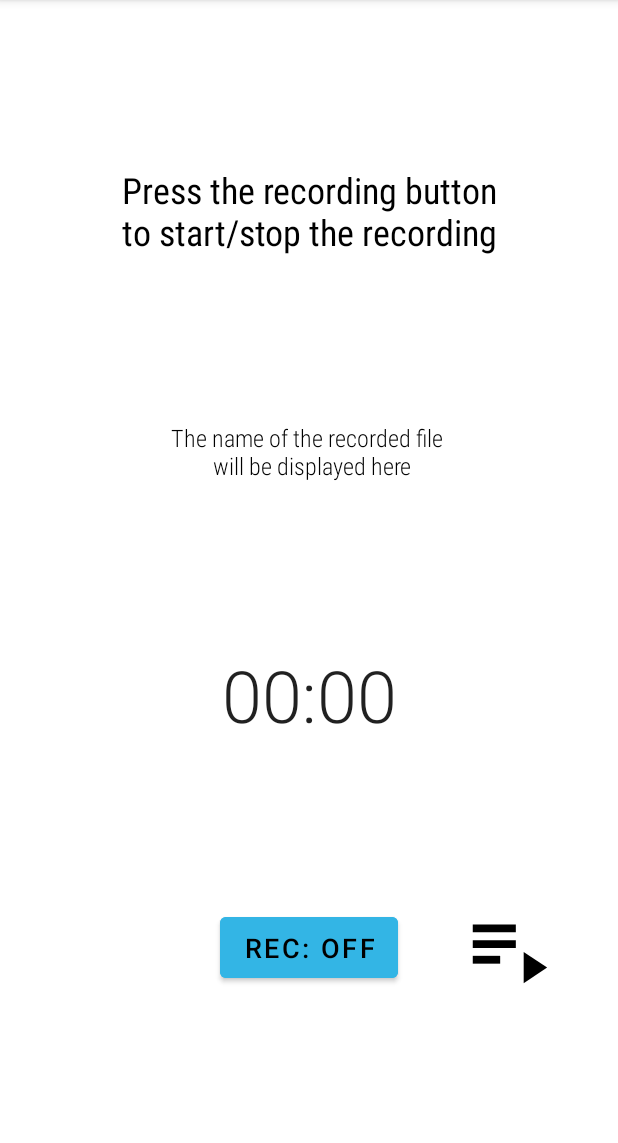
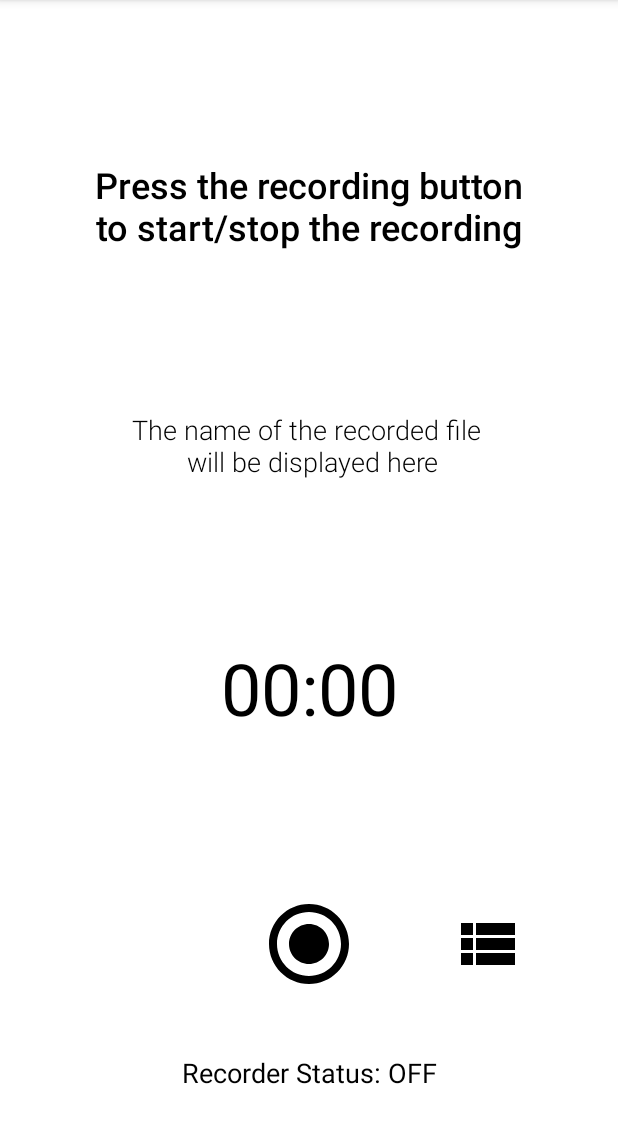
Before and after one commit to s93r/MyAudio, an Android app: the screen it shows after launch (MainActivity), on a phone screen of 412 x 824 dp, the part 84-1227 px from its top. Run offline under Robolectric (Android 15) with nearby library versions, the phone set to English and light mode, and no system bars; libraries missing offline, so code that uses them is left out: it.uninsubria.pdm.

Commit message:
fragment recorder page : code cleanup v.2

```diff
--- a/app/src/main/java/it/uninsubria/pdm/rizzi/myaudio/RecorderPageFragment.kt
+++ b/app/src/main/java/it/uninsubria/pdm/rizzi/myaudio/RecorderPageFragment.kt
@@ -39,9 +39,10 @@ class RecorderPageFragment : Fragment() {
 
     // Declare GUI variables
     private lateinit var filenameTextView: TextView
+    private lateinit var timerChronometer: Chronometer
+    private lateinit var recorderButtonImageView: ImageView
+    private lateinit var recorderStatusTextView: TextView
     private lateinit var tracklistImageView: ImageView
-    private lateinit var recorderButton: Button
-    private lateinit var timeChronometer: Chronometer
 
     // Declare non-GUI variables
     private lateinit var mediaRecorder: MediaRecorder
@@ -49,6 +50,8 @@ class RecorderPageFragment : Fragment() {
 
     // Other variables
     private var isRecording: Boolean = false
+    private var recordingPermission: String = Manifest.permission.RECORD_AUDIO
+    private var writingPermission: String = Manifest.permission.WRITE_EXTERNAL_STORAGE
 
     override fun onCreate(savedInstanceState: Bundle?) {
         super.onCreate(savedInstanceState)
@@ -67,28 +70,31 @@ class RecorderPageFragment : Fragment() {
         super.onViewCreated(view, savedInstanceState)
 
         // Initialise GUI elements
-        filenameTextView = tv_filename
-        recorderButton = btn_rec
-        timeChronometer = chronometer
-        tracklistImageView = iv_playlist
+        filenameTextView = filename_text_view
+        recorderButtonImageView = recorder_button_image_view
+        recorderStatusTextView = recorder_status_text_view
+        timerChronometer = timer_chronometer
+        tracklistImageView = tracklist_image_view
 
         // Initialise non-GUI elements
         navController = Navigation.findNavController(view)
 
         // Implement OnClickListener interface
-        recorderButton.setOnClickListener {
-            if (isRecording) {
-                stopRecording()
-                recorderButton.backgroundTintList = resources.getColorStateList(android.R.color.holo_blue_light, null)
-                recorderButton.text = "REC: OFF"
-                isRecording = false
-            } else {
-                if (hasPermission()) {
+        recorderButtonImageView.setOnClickListener {
+            if (checkPermission()) {
+                if (isRecording) {
+                    stopRecording()
+                    recorderButtonImageView.drawable.setTintList(resources.getColorStateList(android.R.color.black, null))
+                    recorderStatusTextView.text = "Recorder Status: OFF"
+                    isRecording = false
+                } else {
                     startRecording()
-                    recorderButton.backgroundTintList = resources.getColorStateList(android.R.color.holo_red_light, null)
-                    recorderButton.text = "REC: ON"
+                    recorderButtonImageView.drawable.setTintList(resources.getColorStateList(android.R.color.holo_red_dark, null))
+                    recorderStatusTextView.text = "Recorder Status: ON"
                     isRecording = true
                 }
+            } else {
+                requestPermission()
             }
         }
 
@@ -97,8 +103,16 @@ class RecorderPageFragment : Fragment() {
         }
     }
 
+    private fun checkPermission(): Boolean {
+        return ContextCompat.checkSelfPermission(context!!, recordingPermission) == PackageManager.PERMISSION_GRANTED && ContextCompat.checkSelfPermission(context!!, writingPermission) == PackageManager.PERMISSION_GRANTED
+    }
+
+    private fun requestPermission() {
+        ActivityCompat.requestPermissions(activity!!, arrayOf(recordingPermission, writingPermission),0)
+    }
+
     private fun stopRecording() {
-        timeChronometer.stop()
+        timerChronometer.stop()
 
         filenameTextView.text = "Recording terminated. File saved to memory."
 
@@ -107,8 +121,8 @@ class RecorderPageFragment : Fragment() {
     }
 
     private fun startRecording() {
-        timeChronometer.base = SystemClock.elapsedRealtime()
-        timeChronometer.start()
+        timerChronometer.base = SystemClock.elapsedRealtime()
+        timerChronometer.start()
 
         // val path = Environment.getExternalStorageDirectory().absolutePath
         val path = activity?.getExternalFilesDir(null)?.absolutePath
@@ -135,18 +149,6 @@ class RecorderPageFragment : Fragment() {
 
     }
 
-    private fun hasPermission(): Boolean {
-        if (ContextCompat.checkSelfPermission(context!!, Manifest.permission.RECORD_AUDIO) == PackageManager.PERMISSION_GRANTED &&
-            ContextCompat.checkSelfPermission(context!!, Manifest.permission.WRITE_EXTERNAL_STORAGE) == PackageManager.PERMISSION_GRANTED) {
-            return true
-        } else {
-            val permissions = arrayOf(android.Manifest.permission.RECORD_AUDIO, android.Manifest.permission.WRITE_EXTERNAL_STORAGE, android.Manifest.permission.READ_EXTERNAL_STORAGE)
-            ActivityCompat.requestPermissions(activity!!, permissions,0)
-            //ActivityCompat.requestPermissions(activity!!, arrayOf(Manifest.permission.RECORD_AUDIO), 17)
-            return false
-        }
-    }
-
     companion object {
         /**
          * Use this factory method to create a new instance of
--- /dev/null
+++ b/app/src/main/res/drawable/ic_btn_record.xml
@@ -0,0 +1,5 @@
+<vector android:height="64dp" android:tint="#000000"
+    android:viewportHeight="24" android:viewportWidth="24"
+    android:width="64dp" xmlns:android="http://schemas.android.com/apk/res/android">
+    <path android:fillColor="@android:color/white" android:pathData="M12,7c-2.76,0 -5,2.24 -5,5s2.24,5 5,5 5,-2.24 5,-5 -2.24,-5 -5,-5zM12,2C6.48,2 2,6.48 2,12s4.48,10 10,10 10,-4.48 10,-10S17.52,2 12,2zM12,20c-4.42,0 -8,-3.58 -8,-8s3.58,-8 8,-8 8,3.58 8,8 -3.58,8 -8,8z"/>
+</vector>
--- /dev/null
+++ b/app/src/main/res/drawable/ic_btn_tracklist.xml
@@ -0,0 +1,5 @@
+<vector android:autoMirrored="true" android:height="48dp"
+    android:tint="#000000" android:viewportHeight="24"
+    android:viewportWidth="24" android:width="48dp" xmlns:android="http://schemas.android.com/apk/res/android">
+    <path android:fillColor="@android:color/white" android:pathData="M3,14h4v-4H3V14zM3,19h4v-4H3V19zM3,9h4V5H3V9zM8,14h13v-4H8V14zM8,19h13v-4H8V19zM8,5v4h13V5H8z"/>
+</vector>
--- a/app/src/main/res/drawable/ic_playlist_foreground.xml
+++ /dev/null
@@ -1,25 +0,0 @@
-<vector xmlns:android="http://schemas.android.com/apk/res/android"
-    android:width="108dp"
-    android:height="108dp"
-    android:viewportWidth="108"
-    android:viewportHeight="108"
-    android:tint="#000000"
-    android:autoMirrored="true">
-  <group android:scaleX="2.61"
-      android:scaleY="2.61"
-      android:translateX="22.68"
-      android:translateY="22.68">
-    <path
-        android:fillColor="@android:color/white"
-        android:pathData="M3,10h11v2h-11z"/>
-    <path
-        android:fillColor="@android:color/white"
-        android:pathData="M3,6h11v2h-11z"/>
-    <path
-        android:fillColor="@android:color/white"
-        android:pathData="M3,14h7v2h-7z"/>
-    <path
-        android:fillColor="@android:color/white"
-        android:pathData="M16,13l0,8l6,-4z"/>
-  </group>
-</vector>
--- a/app/src/main/res/layout/fragment_recorder_page.xml
+++ b/app/src/main/res/layout/fragment_recorder_page.xml
@@ -9,67 +9,78 @@
     <!-- TODO: Update blank fragment layout -->
 
     <TextView
-        android:id="@+id/tv_instructions"
+        android:id="@+id/info_text_view"
         android:layout_width="wrap_content"
         android:layout_height="wrap_content"
-        android:fontFamily="sans-serif-condensed"
+        android:fontFamily="sans-serif-medium"
         android:text="Press the recording button\nto start/stop the recording"
         android:textAlignment="center"
         android:textColor="@color/black"
         android:textSize="24sp"
-        app:layout_constraintBottom_toTopOf="@+id/tv_filename"
+        app:layout_constraintBottom_toTopOf="@id/filename_text_view"
         app:layout_constraintEnd_toEndOf="parent"
         app:layout_constraintStart_toStartOf="parent"
         app:layout_constraintTop_toTopOf="parent" />
 
     <TextView
-        android:id="@+id/tv_filename"
+        android:id="@+id/filename_text_view"
         android:layout_width="wrap_content"
         android:layout_height="wrap_content"
-        android:fontFamily="sans-serif-condensed-light"
+        android:fontFamily="sans-serif-light"
         android:text="The name of the recorded file \n will be displayed here"
         android:textAlignment="center"
         android:textColor="@color/black"
-        android:textSize="16sp"
-        app:layout_constraintBottom_toTopOf="@id/chronometer"
+        android:textSize="18sp"
+        app:layout_constraintBottom_toTopOf="@id/timer_chronometer"
         app:layout_constraintEnd_toEndOf="parent"
         app:layout_constraintStart_toStartOf="parent"
-        app:layout_constraintTop_toBottomOf="@id/tv_instructions" />
+        app:layout_constraintTop_toBottomOf="@id/info_text_view" />
 
     <Chronometer
-        android:id="@+id/chronometer"
+        android:id="@+id/timer_chronometer"
         android:layout_width="wrap_content"
         android:layout_height="wrap_content"
-        android:fontFamily="sans-serif-light"
+        android:fontFamily="sans-serif"
+        android:textAlignment="center"
+        android:textColor="@color/black"
         android:textSize="48sp"
-        app:layout_constraintBottom_toTopOf="@id/btn_rec"
+        app:layout_constraintBottom_toTopOf="@id/recorder_button_image_view"
         app:layout_constraintEnd_toEndOf="parent"
         app:layout_constraintStart_toStartOf="parent"
-        app:layout_constraintTop_toBottomOf="@id/tv_filename" />
+        app:layout_constraintTop_toBottomOf="@id/filename_text_view" />
 
-    <Button
-        android:id="@+id/btn_rec"
+    <ImageView
+        android:id="@+id/tracklist_image_view"
         android:layout_width="wrap_content"
         android:layout_height="wrap_content"
-        android:backgroundTint="@android:color/holo_blue_light"
-        android:paddingTop="8dp"
-        android:paddingBottom="8dp"
-        android:text="REC: OFF"
-        android:textColor="@android:color/black"
-        android:textSize="18dp"
+        android:src="@drawable/ic_btn_tracklist"
+        app:layout_constraintBottom_toBottomOf="@id/recorder_button_image_view"
+        app:layout_constraintEnd_toEndOf="parent"
+        app:layout_constraintStart_toEndOf="@id/recorder_button_image_view"
+        app:layout_constraintTop_toTopOf="@id/recorder_button_image_view" />
+
+    <ImageView
+        android:id="@+id/recorder_button_image_view"
+        android:layout_width="wrap_content"
+        android:layout_height="wrap_content"
+        android:src="@drawable/ic_btn_record"
         app:layout_constraintBottom_toBottomOf="parent"
         app:layout_constraintEnd_toEndOf="parent"
         app:layout_constraintStart_toStartOf="parent"
-        app:layout_constraintTop_toBottomOf="@+id/chronometer" />
+        app:layout_constraintTop_toBottomOf="@id/timer_chronometer" />
 
-    <ImageView
-        android:id="@+id/iv_playlist"
+    <TextView
+        android:id="@+id/recorder_status_text_view"
         android:layout_width="wrap_content"
         android:layout_height="wrap_content"
-        android:src="@drawable/ic_playlist_foreground"
-        app:layout_constraintBottom_toBottomOf="@+id/btn_rec"
-        app:layout_constraintEnd_toEndOf="parent"
-        app:layout_constraintStart_toEndOf="@+id/btn_rec"
-        app:layout_constraintTop_toTopOf="@+id/btn_rec" />
+        android:fontFamily="sans-serif"
+        android:text="Recorder Status: OFF"
+        android:textAlignment="center"
+        android:textColor="@color/black"
+        android:textSize="18dp"
+        app:layout_constraintBottom_toBottomOf="parent"
+        app:layout_constraintEnd_toEndOf="@id/recorder_button_image_view"
+        app:layout_constraintStart_toStartOf="@id/recorder_button_image_view"
+        app:layout_constraintTop_toBottomOf="@id/recorder_button_image_view" />
 
 </androidx.constraintlayout.widget.ConstraintLayout>
--- a/app/src/main/res/layout/player_bottom_sheet.xml
+++ b/app/src/main/res/layout/player_bottom_sheet.xml
@@ -7,8 +7,7 @@
     android:background="@drawable/player_background"
     app:layout_behavior="com.google.android.material.bottomsheet.BottomSheetBehavior"
     app:behavior_hideable="true"
-    app:behavior_peekHeight="60dp"
-    android:id="@+id/audio_player_sheet">
+    app:behavior_peekHeight="60dp">
 
     <LinearLayout
         android:id="@+id/header_layout"
@@ -21,7 +20,6 @@
         app:layout_constraintTop_toTopOf="parent">
 
         <TextView
-            android:id="@+id/tv_player_name"
             android:layout_width="match_parent"
             android:layout_height="wrap_content"
             android:layout_weight="1"
@@ -72,7 +70,6 @@
         app:srcCompat="@drawable/ic_btn_play" />
 
     <ImageView
-        android:id="@+id/iv_rewind_btn"
         android:layout_width="wrap_content"
         android:layout_height="wrap_content"
         android:padding="8dp"
@@ -83,7 +80,6 @@
         app:srcCompat="@drawable/ic_btn_rewind" />
 
     <ImageView
-        android:id="@+id/iv_forward_btn"
         android:layout_width="wrap_content"
         android:layout_height="wrap_content"
         android:padding="8dp"
--- a/app/src/main/res/mipmap-anydpi-v26/ic_playlist.xml
+++ /dev/null
@@ -1,5 +0,0 @@
-<?xml version="1.0" encoding="utf-8"?>
-<adaptive-icon xmlns:android="http://schemas.android.com/apk/res/android">
-    <background android:drawable="@drawable/ic_playlist_background"/>
-    <foreground android:drawable="@drawable/ic_playlist_foreground"/>
-</adaptive-icon>
--- a/app/src/main/res/mipmap-anydpi-v26/ic_playlist_round.xml
+++ /dev/null
@@ -1,5 +0,0 @@
-<?xml version="1.0" encoding="utf-8"?>
-<adaptive-icon xmlns:android="http://schemas.android.com/apk/res/android">
-    <background android:drawable="@drawable/ic_playlist_background"/>
-    <foreground android:drawable="@drawable/ic_playlist_foreground"/>
-</adaptive-icon>
--- a/app/src/main/res/navigation/nav_graph.xml
+++ b/app/src/main/res/navigation/nav_graph.xml
@@ -2,7 +2,6 @@
 <navigation xmlns:android="http://schemas.android.com/apk/res/android"
     xmlns:app="http://schemas.android.com/apk/res-auto"
     xmlns:tools="http://schemas.android.com/tools"
-    android:id="@+id/navigation_graph"
     app:startDestination="@id/recorderPageFragment">
 
     <fragment
```
Also changed, not shown: app/src/main/res/drawable/ic_playlist_background.xml (deleted, +0 -74 lines), app/src/main/res/mipmap-hdpi/ic_playlist.png (deleted), app/src/main/res/mipmap-hdpi/ic_playlist_round.png (deleted), app/src/main/res/mipmap-mdpi/ic_playlist.png (deleted), app/src/main/res/mipmap-mdpi/ic_playlist_round.png (deleted), app/src/main/res/mipmap-xhdpi/ic_playlist.png (deleted), app/src/main/res/mipmap-xhdpi/ic_playlist_round.png (deleted), app/src/main/res/mipmap-xxhdpi/ic_playlist.png (deleted), app/src/main/res/mipmap-xxhdpi/ic_playlist_round.png (deleted), app/src/main/res/mipmap-xxxhdpi/ic_playlist.png (deleted), app/src/main/res/mipmap-xxxhdpi/ic_playlist_round.png (deleted).
